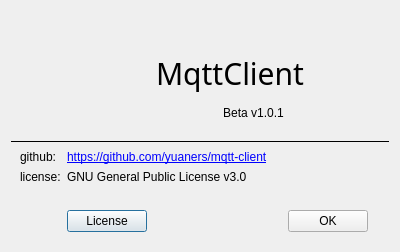
zooyer/mqtt-client, file about.ui: the form before one commit.
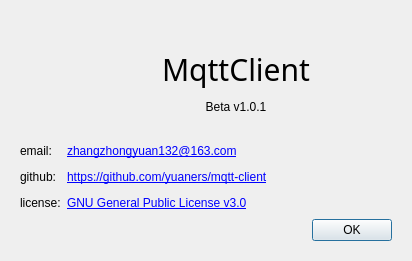
The form after the commit. Icons and pictures are not drawn.

The edit to the form file:
```diff
--- a/about.ui
+++ b/about.ui
@@ -6,8 +6,8 @@
    <rect>
     <x>0</x>
     <y>0</y>
-    <width>400</width>
-    <height>252</height>
+    <width>399</width>
+    <height>261</height>
    </rect>
   </property>
   <property name="windowTitle">
@@ -15,8 +15,21 @@
   </property>
   <layout class="QVBoxLayout" name="verticalLayout">
    <item>
-    <widget class="QWidget" name="widget_2" native="true">
+    <widget class="QWidget" name="logo" native="true">
      <layout class="QGridLayout" name="gridLayout_2">
+      <item row="1" column="6">
+       <spacer name="nameRightSpacer">
+        <property name="orientation">
+         <enum>Qt::Horizontal</enum>
+        </property>
+        <property name="sizeHint" stdset="0">
+         <size>
+          <width>40</width>
+          <height>20</height>
+         </size>
+        </property>
+       </spacer>
+      </item>
       <item row="0" column="1" rowspan="3">
        <widget class="QLabel" name="label">
         <property name="maximumSize">
@@ -42,34 +55,18 @@
         </property>
        </widget>
       </item>
-      <item row="0" column="2" rowspan="3" colspan="2">
-       <spacer name="horizontalSpacer_4">
-        <property name="orientation">
-         <enum>Qt::Horizontal</enum>
+      <item row="2" column="5">
+       <widget class="QLabel" name="version">
+        <property name="text">
+         <string>Beta v1.0.1</string>
         </property>
-        <property name="sizeHint" stdset="0">
-         <size>
-          <width>40</width>
-          <height>20</height>
-         </size>
+        <property name="alignment">
+         <set>Qt::AlignCenter</set>
         </property>
-       </spacer>
-      </item>
-      <item row="0" column="0" rowspan="3">
-       <spacer name="horizontalSpacer_2">
-        <property name="orientation">
-         <enum>Qt::Horizontal</enum>
-        </property>
-        <property name="sizeHint" stdset="0">
-         <size>
-          <width>40</width>
-          <height>20</height>
-         </size>
-        </property>
-       </spacer>
+       </widget>
       </item>
       <item row="1" column="5">
-       <widget class="QLabel" name="label_3">
+       <widget class="QLabel" name="name">
         <property name="styleSheet">
          <string notr="true">font-family:Microsoft YaHei;font-size:30px;</string>
         </property>
@@ -81,8 +78,8 @@
         </property>
        </widget>
       </item>
-      <item row="1" column="6">
-       <spacer name="horizontalSpacer_3">
+      <item row="0" column="0" rowspan="3">
+       <spacer name="logoLeftSpacer">
         <property name="orientation">
          <enum>Qt::Horizontal</enum>
         </property>
@@ -94,125 +91,161 @@
         </property>
        </spacer>
       </item>
-      <item row="2" column="3" colspan="4">
-       <widget class="QLabel" name="label_2">
-        <property name="text">
-         <string>Beta v1.0.1</string>
+      <item row="2" column="6">
+       <spacer name="versionRightSpacer">
+        <property name="orientation">
+         <enum>Qt::Horizontal</enum>
         </property>
-        <property name="alignment">
-         <set>Qt::AlignCenter</set>
+        <property name="sizeHint" stdset="0">
+         <size>
+          <width>40</width>
+          <height>20</height>
+         </size>
         </property>
-       </widget>
+       </spacer>
+      </item>
+      <item row="1" column="2" colspan="3">
+       <spacer name="logoRightSpacer">
+        <property name="orientation">
+         <enum>Qt::Horizontal</enum>
+        </property>
+        <property name="sizeHint" stdset="0">
+         <size>
+          <width>40</width>
+          <height>20</height>
+         </size>
+        </property>
+       </spacer>
+      </item>
+      <item row="2" column="2" colspan="3">
+       <spacer name="versionLeftSpacer">
+        <property name="orientation">
+         <enum>Qt::Horizontal</enum>
+        </property>
+        <property name="sizeHint" stdset="0">
+         <size>
+          <width>40</width>
+          <height>20</height>
+         </size>
+        </property>
+       </spacer>
       </item>
      </layout>
     </widget>
    </item>
    <item>
-    <widget class="QWidget" name="widget" native="true">
+    <widget class="QWidget" name="link" native="true">
      <property name="maximumSize">
       <size>
        <width>16777215</width>
-       <height>100</height>
+       <height>130</height>
       </size>
      </property>
      <property name="styleSheet">
       <string notr="true">QWidget#widget{border-top:1px solid}</string>
      </property>
      <layout class="QGridLayout" name="gridLayout">
-      <item row="3" column="1">
-       <widget class="QPushButton" name="license">
+      <item row="2" column="1" colspan="3">
+       <widget class="QLabel" name="license">
         <property name="text">
-         <string>License</string>
+         <string>&lt;a href = GNU General Public License v3.0 &gt;GNU General Public License v3.0&lt;/a&gt;</string>
         </property>
        </widget>
       </item>
-      <item row="3" column="2">
-       <spacer name="horizontalSpacer">
-        <property name="orientation">
-         <enum>Qt::Horizontal</enum>
-        </property>
-        <property name="sizeHint" stdset="0">
-         <size>
-          <width>164</width>
-          <height>20</height>
-         </size>
-        </property>
-       </spacer>
-      </item>
-      <item row="0" column="1" colspan="4">
+      <item row="1" column="1" colspan="3">
        <widget class="QLabel" name="github">
         <property name="text">
          <string>&lt;a href = https://github.com/yuaners/mqtt-client &gt;https://github.com/yuaners/mqtt-client&lt;/a&gt;</string>
         </property>
        </widget>
       </item>
-      <item row="3" column="3">
+      <item row="1" column="0">
+       <widget class="QLabel" name="githubTitle">
+        <property name="text">
+         <string>github:</string>
+        </property>
+       </widget>
+      </item>
+      <item row="0" column="4">
+       <spacer name="emailSpacer">
+        <property name="orientation">
+         <enum>Qt::Horizontal</enum>
+        </property>
+        <property name="sizeHint" stdset="0">
+         <size>
+          <width>40</width>
+          <height>20</height>
+         </size>
+        </property>
+       </spacer>
+      </item>
+      <item row="4" column="4">
        <widget class="QPushButton" name="okButton">
         <property name="text">
          <string>OK</string>
         </property>
        </widget>
       </item>
-      <item row="3" column="4">
-       <spacer name="horizontalSpacer_6">
-        <property name="orientation">
-         <enum>Qt::Horizontal</enum>
-        </property>
-        <property name="sizeHint" stdset="0">
-         <size>
-          <width>40</width>
-          <height>20</height>
-         </size>
-        </property>
-       </spacer>
-      </item>
-      <item row="2" column="2">
-       <spacer name="verticalSpacer">
-        <property name="orientation">
-         <enum>Qt::Vertical</enum>
-        </property>
-        <property name="sizeHint" stdset="0">
-         <size>
-          <width>20</width>
-          <height>50</height>
-         </size>
-        </property>
-       </spacer>
-      </item>
-      <item row="0" column="0">
-       <widget class="QLabel" name="label_4">
-        <property name="text">
-         <string>github:</string>
-        </property>
-       </widget>
-      </item>
-      <item row="3" column="0">
-       <spacer name="horizontalSpacer_5">
-        <property name="orientation">
-         <enum>Qt::Horizontal</enum>
-        </property>
-        <property name="sizeHint" stdset="0">
-         <size>
-          <width>40</width>
-          <height>20</height>
-         </size>
-        </property>
-       </spacer>
-      </item>
-      <item row="1" column="0">
-       <widget class="QLabel" name="label_6">
+      <item row="2" column="0">
+       <widget class="QLabel" name="licenseTitle">
         <property name="text">
          <string>license:</string>
         </property>
        </widget>
       </item>
-      <item row="1" column="1" colspan="3">
-       <widget class="QLabel" name="label_7">
+      <item row="0" column="1" colspan="2">
+       <widget class="QLabel" name="email">
         <property name="text">
-         <string>GNU General Public License v3.0</string>
+         <string>&lt;a href = zhangzhongyuan132@163.com &gt;zhangzhongyuan132@163.com&lt;/a&gt;</string>
         </property>
        </widget>
       </item>
+      <item row="2" column="4">
+       <spacer name="licenseSpacer">
+        <property name="orientation">
+         <enum>Qt::Horizontal</enum>
+        </property>
+        <property name="sizeHint" stdset="0">
+         <size>
+          <width>40</width>
+          <height>20</height>
+         </size>
+        </property>
+       </spacer>
+      </item>
+      <item row="4" column="0" colspan="4">
+       <spacer name="okLeftSpacer">
+        <property name="orientation">
+         <enum>Qt::Horizontal</enum>
+        </property>
+        <property name="sizeHint" stdset="0">
+         <size>
+          <width>164</width>
+          <height>20</height>
+         </size>
+        </property>
+       </spacer>
+      </item>
+      <item row="0" column="0">
+       <widget class="QLabel" name="emailTitle">
+        <property name="text">
+         <string>email:</string>
+        </property>
+       </widget>
+      </item>
+      <item row="1" column="4">
+       <spacer name="githubSpacer">
+        <property name="orientation">
+         <enum>Qt::Horizontal</enum>
+        </property>
+        <property name="sizeHint" stdset="0">
+         <size>
+          <width>40</width>
+          <height>20</height>
+         </size>
+        </property>
+       </spacer>
+      </item>
      </layout>
     </widget>
    </item>
```
